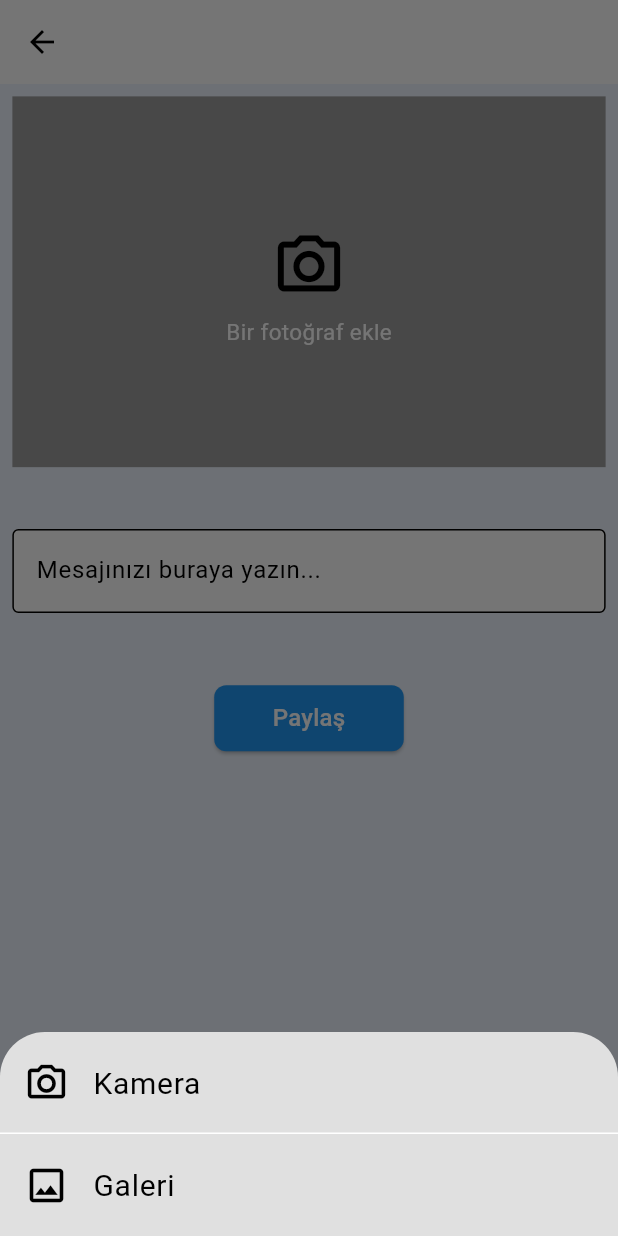
After one commit to alicimen0614/ComPau, a Flutter app: the AddPostScreen screen opened directly, after a tap on the "camera alt" icon, on a phone screen of 412 x 824 dp. The commit adds this screen. Run offline on Flutter 3.47's test engine with Material 3 defaults, Android fonts, the light colour scheme and no system bars; our stand-ins replace cloud_firestore, email_validator, firebase_auth, firebase_core, firebase_storage, google_sign_in and 2 more; accounts and stored records are empty.

Commit message:
noew we can write post on firebase

```diff
--- /dev/null
+++ b/community_social_media/lib/screens/explore_screen/add_post_screen.dart
@@ -0,0 +1,198 @@
+import 'dart:convert';
+import 'dart:io';
+import 'dart:typed_data';
+
+import 'package:community_social_media/const/context_extension.dart';
+import 'package:community_social_media/services/firestore_service.dart';
+import 'package:community_social_media/widgets/custom_text_form_field.dart';
+import 'package:flutter/material.dart';
+import 'package:flutter/services.dart';
+import 'package:image_cropper/image_cropper.dart';
+import 'package:image_picker/image_picker.dart';
+import '../../models/post_model.dart';
+import '../../widgets/elevated_button_widget.dart';
+
+class AddPostScreen extends StatefulWidget {
+  const AddPostScreen({
+    super.key,
+  });
+
+  @override
+  State<AddPostScreen> createState() => _PostsScreenState();
+}
+
+class _PostsScreenState extends State<AddPostScreen> {
+  final descriptionController = TextEditingController();
+  FirestoreService _firestoreService = FirestoreService();
+
+  File? pickedImage;
+  Uint8List? imageAsByte;
+
+  @override
+  Widget build(BuildContext context) {
+    return Scaffold(
+        appBar: AppBar(),
+        body: SingleChildScrollView(
+          child: Padding(
+              padding: context.paddingAllLow,
+              child: Column(
+                children: [
+                  AspectRatio(
+                    aspectRatio: 16 / 10,
+                    child: pickedImage != null
+                        ? Container(
+                            decoration: BoxDecoration(
+                              image: DecorationImage(
+                                image: FileImage(
+                                  pickedImage!,
+                                ),
+                              ),
+                            ),
+                          )
+                        : Container(
+                            color: Colors.grey,
+                            child: Column(
+                                mainAxisAlignment: MainAxisAlignment.center,
+                                children: [
+                                  IconButton(
+                                    icon: const Icon(
+                                      Icons.camera_alt_outlined,
+                                      size: 50,
+                                    ),
+                                    onPressed: () {
+                                      modalBottomSheetBuilderForPopUpMenu(
+                                          context);
+                                    },
+                                  ),
+                                  const Text(
+                                    "Bir fotoğraf ekle",
+                                    style: TextStyle(
+                                        color: Colors.white, fontSize: 15),
+                                  )
+                                ]),
+                          ),
+                  ),
+                  SizedBox(
+                    height: context.dynamicHeight(.05),
+                  ),
+                  TextField(
+                    maxLines: null,
+                    controller:
+                        descriptionController, // Attach the controller to the TextField
+                    decoration: const InputDecoration(
+                        filled: true,
+                        counterStyle: TextStyle(color: Colors.white),
+                        hintText: 'Mesajınızı buraya yazın...',
+                        fillColor: Colors.white,
+                        border: OutlineInputBorder()),
+                  ),
+                  SizedBox(
+                    height: context.dynamicHeight(.05),
+                  ),
+                  CustomElevatedButton(
+                    btnTitle: 'Paylaş',
+                    onPressed: () async {
+                      debugPrint('post submit');
+                      PostModel newPost = PostModel(
+                        description: descriptionController.text == ""
+                            ? null
+                            : descriptionController.text,
+                        timestamp: DateTime.now(),
+                      );
+
+                      String imageUrl =
+                          await _firestoreService.uploadImage(pickedImage!);
+                      newPost.postImageUrl = imageUrl;
+
+                      String userName = await _firestoreService.getUserName();
+                      newPost.userName = userName;
+                      newPost.userId =
+                          _firestoreService.firebaseAuth.currentUser!.uid;
+
+                      await _firestoreService.createPost(newPost);
+                    },
+                    btnColor: Colors.blue,
+                    textColor: Colors.white,
+                  ),
+                ],
+              )),
+        ));
+  }
+
+  Future pickImage(ImageSource source) async {
+    try {
+      final image = await ImagePicker().pickImage(
+          source: source,
+          preferredCameraDevice: CameraDevice.rear,
+          maxHeight: 1000,
+          maxWidth: 600,
+          imageQuality: 70);
+      if (image == null) {
+        return;
+      } else {
+        final CroppedFile? croppedFile =
+            await cropImage(file: image).whenComplete(() {
+          Navigator.pop(context);
+        });
+
+        if (croppedFile != null) {
+          imageAsByte = await croppedFile.readAsBytes();
+
+          setState(() {
+            pickedImage = File(croppedFile.path);
+          });
+        }
+      }
+    } on PlatformException {}
+  }
+
+  Future<CroppedFile?> cropImage({required XFile file}) async {
+    return await ImageCropper().cropImage(
+      sourcePath: file.path,
+      uiSettings: [AndroidUiSettings(lockAspectRatio: false)],
+    );
+  }
+
+  void modalBottomSheetBuilderForPopUpMenu(BuildContext context) {
+    showModalBottomSheet(
+      backgroundColor: Colors.grey.shade300,
+      shape: const RoundedRectangleBorder(
+          borderRadius: BorderRadius.only(
+              topLeft: Radius.circular(30), topRight: Radius.circular(30))),
+      context: context,
+      builder: (context) {
+        return Column(mainAxisSize: MainAxisSize.min, children: [
+          ListTile(
+            visualDensity: const VisualDensity(vertical: 3),
+            shape: const RoundedRectangleBorder(
+                borderRadius: BorderRadius.only(
+                    topLeft: Radius.circular(30),
+                    topRight: Radius.circular(30))),
+            onTap: () {
+              pickImage(ImageSource.camera);
+            },
+            leading: const Icon(
+              color: Colors.black,
+              Icons.photo_camera_outlined,
+              size: 30,
+            ),
+            title: const Text("Kamera", style: TextStyle(fontSize: 20)),
+          ),
+          const Divider(
+            height: 0,
+          ),
+          ListTile(
+            visualDensity: const VisualDensity(vertical: 3),
+            onTap: () => pickImage(ImageSource.gallery),
+            leading: const Icon(
+              Icons.image_outlined,
+              color: Colors.black,
+              size: 30,
+            ),
+            title: const Text("Galeri", style: TextStyle(fontSize: 20)),
+          ),
+        ]);
+      },
+    );
+  }
+}
--- a/community_social_media/lib/screens/explore_screen/explore_screen.dart
+++ b/community_social_media/lib/screens/explore_screen/explore_screen.dart
@@ -1,6 +1,6 @@
 import 'package:community_social_media/const/context_extension.dart';
 import 'package:community_social_media/models/post_model.dart';
-import 'package:community_social_media/screens/explore_screen/posts_screen.dart';
+import 'package:community_social_media/screens/explore_screen/add_post_screen.dart';
 import 'package:community_social_media/widgets/post_item_widget.dart';
 import 'package:flutter/material.dart';
 
@@ -13,8 +13,8 @@ class ExploreScreen extends StatelessWidget {
       floatingActionButton: FloatingActionButton(
         backgroundColor: const Color(0xFF007dc4),
         onPressed: () {
-          Navigator.push(
-              context, MaterialPageRoute(builder: (context) => PostsScreen()));
+          Navigator.push(context,
+              MaterialPageRoute(builder: (context) => const AddPostScreen()));
         },
         shape: RoundedRectangleBorder(borderRadius: BorderRadius.circular(50)),
         child: const Icon(Icons.add),
--- a/community_social_media/lib/services/auth_service.dart
+++ b/community_social_media/lib/services/auth_service.dart
@@ -69,6 +69,7 @@ class AuthService {
       // ignore: unused_local_variable
       UserCredential userCredential = await _firebaseAuth
           .createUserWithEmailAndPassword(email: email, password: password);
+      return userCredential;
     } on FirebaseAuthException catch (e) {
       switch (e.code) {
         case 'weak-password':
@@ -101,7 +102,8 @@ class AuthService {
                   Text('Bilinmeyen bir hata meydana geldi: ${e.message}')));
           break;
       }
-    } catch (e) {}
+      return false;
+    }
   }
 
   Future<UserCredential?> signInWithEmailAndPassword(
--- a/community_social_media/lib/widgets/elevated_button_widget.dart
+++ b/community_social_media/lib/widgets/elevated_button_widget.dart
@@ -7,7 +7,7 @@ class CustomElevatedButton extends StatelessWidget {
     required this.btnTitle,
     required this.onPressed,
     this.btnColor = Colors.blue,
-    this.textColor = Colors.black,
+    this.textColor = Colors.white,
     this.borderRadius = 8.0,
     this.paddingVertical = 10.0,
     this.paddingHorizontal = 15.0,
@@ -47,7 +47,10 @@ class CustomElevatedButton extends StatelessWidget {
             vertical: paddingVertical,
             horizontal: paddingHorizontal,
           ),
-          child: Text(btnTitle, style: context.textTheme.titleMedium),
+          child: Text(
+            btnTitle,
+            style: context.textTheme.titleMedium?.copyWith(color: textColor),
+          ),
         ),
       ),
     );
--- a/community_social_media/pubspec.yaml
+++ b/community_social_media/pubspec.yaml
@@ -40,6 +40,9 @@ dependencies:
   firebase_auth: ^4.17.8
   cloud_firestore: ^4.15.8
   google_sign_in: ^6.2.1
+  image_cropper: ^5.0.1
+  image_picker: ^1.0.8
+  firebase_storage: ^11.6.9
 
 dev_dependencies:
   flutter_test:
```
Also changed, not shown: community_social_media/lib/screens/auth/auth_screen.dart (+9 -3 lines), community_social_media/lib/screens/explore_screen/posts_screen.dart (deleted, +0 -77 lines), community_social_media/lib/screens/user_screen/profile_screen.dart (+9 -1 lines), community_social_media/lib/services/firestore_service.dart (+39 -0 lines), 6 other files.
